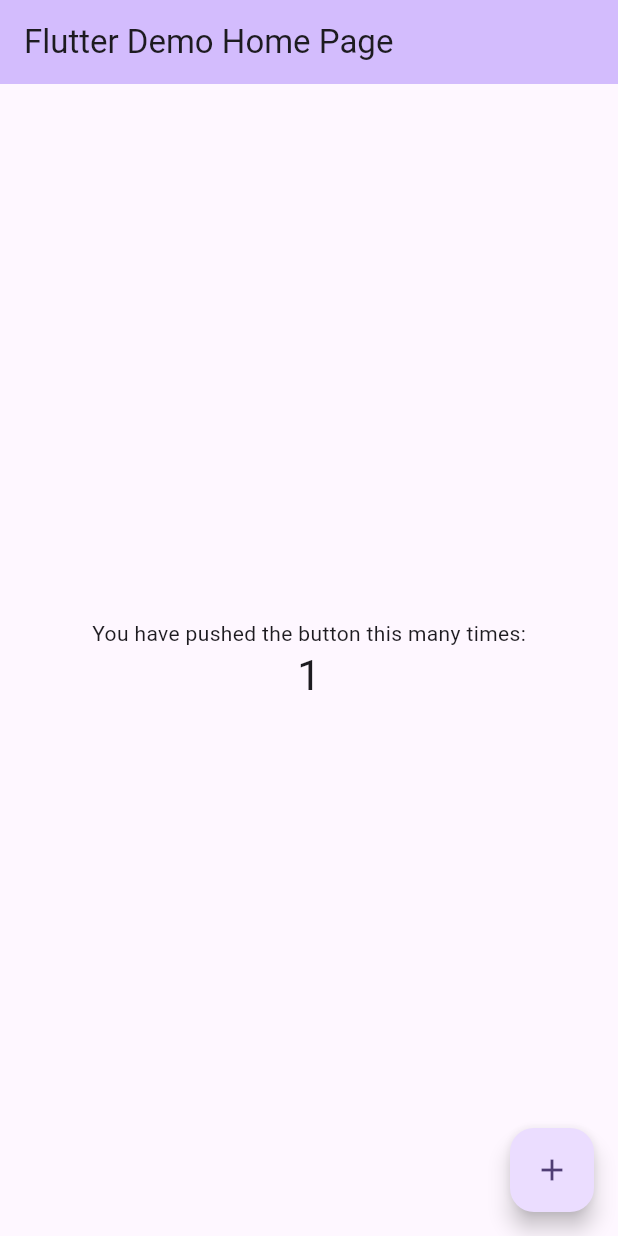
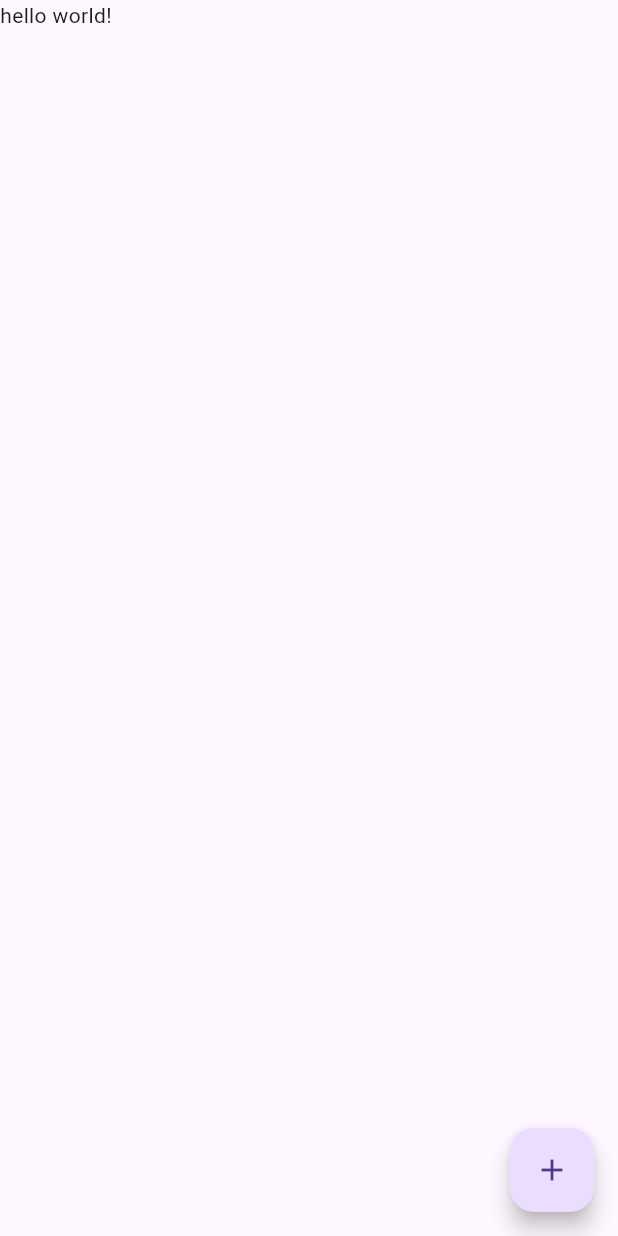
Before and after one commit to ArmanAbdullin/T-Strore, a Flutter app: the screen it shows after launch, after a tap on the "add" icon, on a phone screen of 412 x 824 dp. Run offline on Flutter 3.47's test engine with Material 3 defaults, Android fonts, the phone set to English and light mode, and no system bars.

Commit message:
change all files and packages

```diff
--- a/lib/main.dart
+++ b/lib/main.dart
@@ -1,125 +1,17 @@
 import 'package:flutter/material.dart';
+import 'package:t_store/pages/homepage.dart';
 
 void main() {
-  runApp(const MyApp());
+  runApp(const App());
 }
 
-class MyApp extends StatelessWidget {
-  const MyApp({super.key});
+class App extends StatelessWidget {
+  const App({super.key});
 
-  // This widget is the root of your application.
   @override
   Widget build(BuildContext context) {
-    return MaterialApp(
-      title: 'Flutter Demo',
-      theme: ThemeData(
-        // This is the theme of your application.
-        //
-        // TRY THIS: Try running your application with "flutter run". You'll see
-        // the application has a purple toolbar. Then, without quitting the app,
-        // try changing the seedColor in the colorScheme below to Colors.green
-        // and then invoke "hot reload" (save your changes or press the "hot
-        // reload" button in a Flutter-supported IDE, or press "r" if you used
-        // the command line to start the app).
-        //
-        // Notice that the counter didn't reset back to zero; the application
-        // state is not lost during the reload. To reset the state, use hot
-        // restart instead.
-        //
-        // This works for code too, not just values: Most code changes can be
-        // tested with just a hot reload.
-        colorScheme: ColorScheme.fromSeed(seedColor: Colors.deepPurple),
-        useMaterial3: true,
-      ),
-      home: const MyHomePage(title: 'Flutter Demo Home Page'),
+    return const MaterialApp(
+      home: HomePage(),
     );
   }
 }
-
-class MyHomePage extends StatefulWidget {
-  const MyHomePage({super.key, required this.title});
-
-  // This widget is the home page of your application. It is stateful, meaning
-  // that it has a State object (defined below) that contains fields that affect
-  // how it looks.
-
-  // This class is the configuration for the state. It holds the values (in this
-  // case the title) provided by the parent (in this case the App widget) and
-  // used by the build method of the State. Fields in a Widget subclass are
-  // always marked "final".
-
-  final String title;
-
-  @override
-  State<MyHomePage> createState() => _MyHomePageState();
-}
-
-class _MyHomePageState extends State<MyHomePage> {
-  int _counter = 0;
-
-  void _incrementCounter() {
-    setState(() {
-      // This call to setState tells the Flutter framework that something has
-      // changed in this State, which causes it to rerun the build method below
-      // so that the display can reflect the updated values. If we changed
-      // _counter without calling setState(), then the build method would not be
-      // called again, and so nothing would appear to happen.
-      _counter++;
-    });
-  }
-
-  @override
-  Widget build(BuildContext context) {
-    // This method is rerun every time setState is called, for instance as done
-    // by the _incrementCounter method above.
-    //
-    // The Flutter framework has been optimized to make rerunning build methods
-    // fast, so that you can just rebuild anything that needs updating rather
-    // than having to individually change instances of widgets.
-    return Scaffold(
-      appBar: AppBar(
-        // TRY THIS: Try changing the color here to a specific color (to
-        // Colors.amber, perhaps?) and trigger a hot reload to see the AppBar
-        // change color while the other colors stay the same.
-        backgroundColor: Theme.of(context).colorScheme.inversePrimary,
-        // Here we take the value from the MyHomePage object that was created by
-        // the App.build method, and use it to set our appbar title.
-        title: Text(widget.title),
-      ),
-      body: Center(
-        // Center is a layout widget. It takes a single child and positions it
-        // in the middle of the parent.
-        child: Column(
-          // Column is also a layout widget. It takes a list of children and
-          // arranges them vertically. By default, it sizes itself to fit its
-          // children horizontally, and tries to be as tall as its parent.
-          //
-          // Column has various properties to control how it sizes itself and
-          // how it positions its children. Here we use mainAxisAlignment to
-          // center the children vertically; the main axis here is the vertical
-          // axis because Columns are vertical (the cross axis would be
-          // horizontal).
-          //
-          // TRY THIS: Invoke "debug painting" (choose the "Toggle Debug Paint"
-          // action in the IDE, or press "p" in the console), to see the
-          // wireframe for each widget.
-          mainAxisAlignment: MainAxisAlignment.center,
-          children: <Widget>[
-            const Text(
-              'You have pushed the button this many times:',
-            ),
-            Text(
-              '$_counter',
-              style: Theme.of(context).textTheme.headlineMedium,
-            ),
-          ],
-        ),
-      ),
-      floatingActionButton: FloatingActionButton(
-        onPressed: _incrementCounter,
-        tooltip: 'Increment',
-        child: const Icon(Icons.add),
-      ), // This trailing comma makes auto-formatting nicer for build methods.
-    );
-  }
-}
--- /dev/null
+++ b/lib/pages/homepage.dart
@@ -0,0 +1,25 @@
+import 'package:flutter/material.dart';
+
+class HomePage extends StatefulWidget {
+  const HomePage({super.key});
+
+  @override
+  State<HomePage> createState() => _HomePageState();
+}
+
+class _HomePageState extends State<HomePage> {
+  @override
+  Widget build(BuildContext context) {
+    return Scaffold(
+      body: ListView(
+        children: [
+          Text('hello world!'),
+        ],
+      ),
+      floatingActionButton: FloatingActionButton(
+        onPressed: () {},
+        child: const Icon(Icons.add),
+      ),
+    );
+  }
+}
```
Also changed, not shown: lib/pages/addpage.dart (added), lib/pages/loginpage.dart (added), lib/pages/mainpage.dart (added), lib/pages/registerpage.dart (added), lib/pages/settingpage.dart (added).
